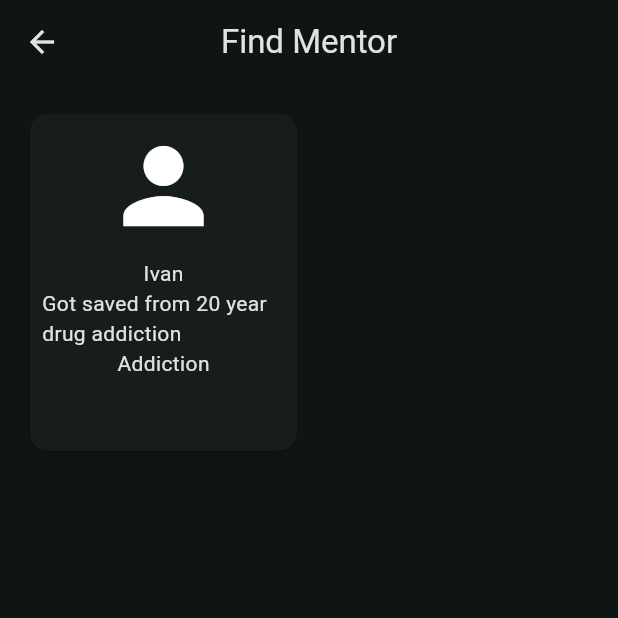
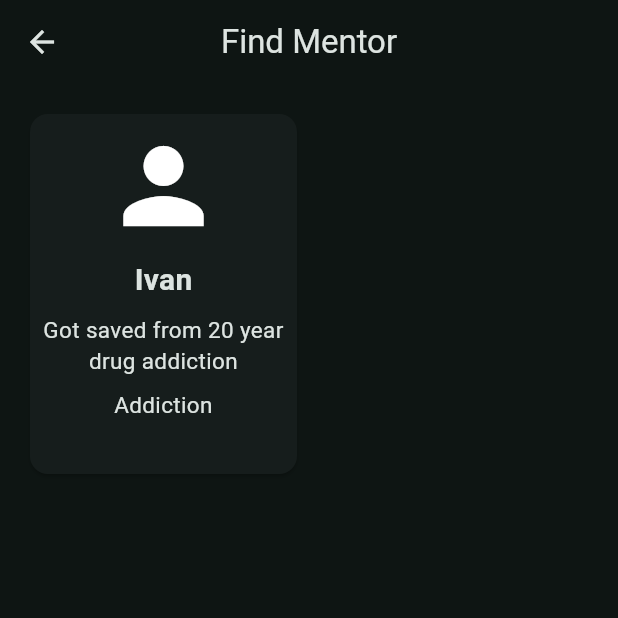
Before and after one commit to JadyMcIntyre/god_sufficient, a Flutter app: the screen it shows after launch, after a tap on "Login", after a tap on "Find", on a phone screen of 412 x 824 dp, the top half of it. Run offline on Flutter 3.47's test engine with Material 3 defaults, Android fonts, the phone set to English and light mode, and no system bars; our stand-ins replace dio, get, google_fonts, kiwi; project files that could hold a hidden picture were left out.

Commit message:
Fonts
added google fonts.

added 3 text styles:

title, body, button.

updated MaterialState... to WidgetState

used text styles across app

```diff
--- a/gs_flutter/lib/config/theme/gs_theme_data.dart
+++ b/gs_flutter/lib/config/theme/gs_theme_data.dart
@@ -1,7 +1,14 @@
 import 'package:flutter/material.dart';
+import 'package:google_fonts/google_fonts.dart';
 
 class GSColors {
   static const Color gsTeal = Colors.teal;
   static const Color gsOrange = Color.fromRGBO(255, 99, 51, 1);
   static const Color gsOffWhite = Color.fromRGBO(255, 255, 255, 0.2);
 }
+
+class GSText {
+  static TextStyle title = GoogleFonts.roboto(textStyle: const TextStyle(fontWeight: FontWeight.w700, fontSize: 20));
+  static TextStyle body = GoogleFonts.roboto(textStyle: const TextStyle(fontWeight: FontWeight.w400, fontSize: 15));
+  static TextStyle button = GoogleFonts.roboto(textStyle: const TextStyle(fontWeight: FontWeight.w600, fontSize: 17));
+}
--- a/gs_flutter/lib/core/widgets/button.dart
+++ b/gs_flutter/lib/core/widgets/button.dart
@@ -47,9 +47,7 @@ class Button extends StatelessWidget {
                   ),
                 ),
                 onPressed: elevatedBtAction,
-                child: Text(
-                  elevatedBtText,
-                ),
+                child: Text(elevatedBtText, style: GSText.button),
               ),
             ),
             const SizedBox(
@@ -60,15 +58,15 @@ class Button extends StatelessWidget {
               child: Expanded(
                 child: OutlinedButton(
                   style: const ButtonStyle(
-                    foregroundColor: MaterialStatePropertyAll(GSColors.gsOrange),
-                    side: MaterialStatePropertyAll(
+                    foregroundColor: WidgetStatePropertyAll(GSColors.gsOrange),
+                    side: WidgetStatePropertyAll(
                       BorderSide(
                         color: GSColors.gsOrange,
                       ),
                     ),
                   ),
                   onPressed: outlinedBtAction,
-                  child: Text(outlinedBtText ?? ''),
+                  child: Text(outlinedBtText ?? '', style: GSText.button),
                 ),
               ),
             ),
--- a/gs_flutter/lib/core/widgets/section_card_widget.dart
+++ b/gs_flutter/lib/core/widgets/section_card_widget.dart
@@ -1,4 +1,5 @@
 import 'package:flutter/material.dart';
+import 'package:god_sufficient/config/theme/gs_theme_data.dart';
 
 class SectionCardWidget extends StatelessWidget {
   const SectionCardWidget({
@@ -44,12 +45,14 @@ class SectionCardWidget extends StatelessWidget {
             ),
             Text(
               title,
+              style: GSText.title,
             ),
             const SizedBox(
               height: 8,
             ),
             Text(
               body,
+              style: GSText.body,
             ),
             const SizedBox(
               height: 16,
--- a/gs_flutter/lib/features/grow/app/apps_gallery/presentation/views/apps_gallery_view.dart
+++ b/gs_flutter/lib/features/grow/app/apps_gallery/presentation/views/apps_gallery_view.dart
@@ -1,6 +1,7 @@
 import 'package:flutter/material.dart';
 import 'package:get/get.dart';
 
+import '../../../../../../config/theme/gs_theme_data.dart';
 import '../controllers/apps_gallery_controller.dart';
 
 class AppsGalleryView extends GetView<AppsGalleryController> {
@@ -39,9 +40,7 @@ class AppsGalleryView extends GetView<AppsGalleryController> {
                       const SizedBox(
                         height: 8,
                       ),
-                      Text(
-                        controller.apps[index].title,
-                      ),
+                      Text(controller.apps[index].title, style: GSText.body),
                     ],
                   ),
                 ),
--- a/gs_flutter/lib/features/help/mentor/find_mentor/presentation/views/find_mentor_view.dart
+++ b/gs_flutter/lib/features/help/mentor/find_mentor/presentation/views/find_mentor_view.dart
@@ -1,5 +1,6 @@
 import 'package:flutter/material.dart';
 import 'package:get/get.dart';
+import 'package:god_sufficient/config/theme/gs_theme_data.dart';
 
 import '../controllers/find_mentor_controller.dart';
 
@@ -20,13 +21,13 @@ class FindMentorView extends GetView<FindMentorController> {
           itemCount: 1,
           gridDelegate: const SliverGridDelegateWithFixedCrossAxisCount(
             crossAxisCount: 2,
-            childAspectRatio: 0.8,
+            childAspectRatio: 0.75,
             mainAxisSpacing: 8,
             crossAxisSpacing: 8,
           ),
           itemBuilder: (context, index) {
             return GestureDetector(
-              onTap: () => controller.getMentors(),
+              onTap: () => controller.onTap(0),
               child: Card(
                 child: Padding(
                   padding: const EdgeInsets.all(8.0),
@@ -41,12 +42,20 @@ class FindMentorView extends GetView<FindMentorController> {
                       ),
                       Text(
                         controller.mentors[index].name,
+                        style: GSText.title,
                       ),
-                      Text(
-                        controller.mentors[index].testimony,
+                      Padding(
+                        padding: const EdgeInsets.symmetric(vertical: 8),
+                        child: Text(
+                          controller.mentors[index].testimony,
+                          style: GSText.body,
+                          textAlign: TextAlign.center,
+                        ),
                       ),
                       Text(
                         controller.mentors[index].expertise,
+                        style: GSText.body,
+                        textAlign: TextAlign.center,
                       ),
                     ],
                   ),
--- a/gs_flutter/pubspec.yaml
+++ b/gs_flutter/pubspec.yaml
@@ -38,6 +38,7 @@ dependencies:
   json_annotation: ^4.9.0
   kiwi: ^4.1.0
   shared_preferences: ^2.2.3
+  google_fonts: ^6.2.1
 
 dev_dependencies:
   flutter_test:
```
Also changed, not shown: gs_flutter/lib/core/widgets/selected_mentor.dart (+7 -4 lines), gs_flutter/pubspec.lock, 1 other file.
